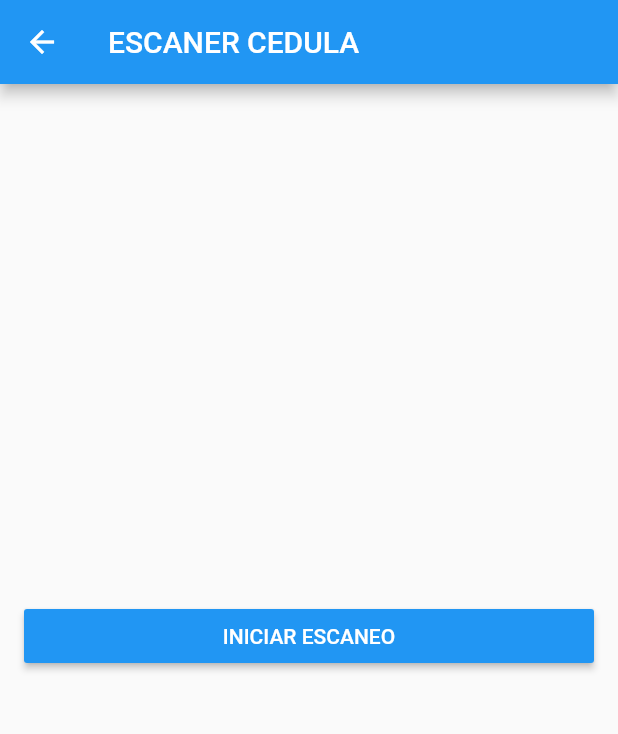
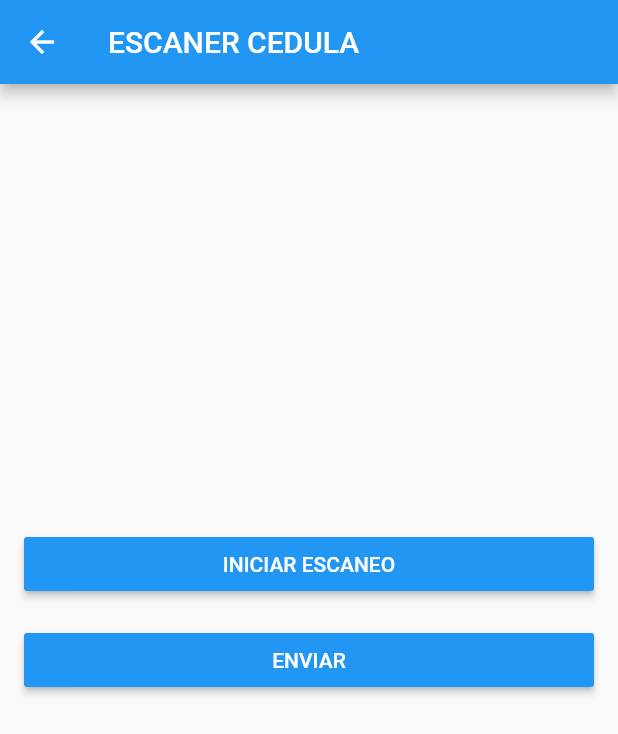
Before and after one commit to daniel7byte/Flutter_Demo_App, a Flutter app: the screen it shows after launch, after a tap on "ESCANEAR CEDULA", on a phone screen of 412 x 824 dp. Shown: the top 734 px of the screen. Run offline on Flutter 3.47's test engine with Material 2 defaults, Android fonts, the phone set to English and light mode, and no system bars; our stand-ins replace flutter_map, latlong, location; missing offline and left inert: barcode_scan; network calls fail.

```diff
--- a/lib/main.dart
+++ b/lib/main.dart
@@ -1,6 +1,7 @@
 import 'package:flutter/material.dart';
 import 'scan.dart';
 import 'signature_pad_native.dart';
+import 'location.dart';
 
 void main() => runApp(MaterialApp(
       home: MyApp(),
@@ -53,7 +54,22 @@ class _MyAppState extends State<MyApp> {
                           MaterialPageRoute(builder: (context) => SignaturePadNative()),
                         );
                       },
-                      child: const Text('FIRMA DIGITAL NATIVA')
+                      child: const Text('FIRMA DIGITAL')
+                  ),
+                ),
+                Padding(
+                  padding: EdgeInsets.symmetric(vertical: 8.0, horizontal: 16.0),
+                  child: RaisedButton(
+                      color: Colors.blue,
+                      textColor: Colors.white,
+                      splashColor: Colors.blueGrey,
+                      onPressed: () {
+                        Navigator.push(
+                          context,
+                          MaterialPageRoute(builder: (context) => PageLocation()),
+                        );
+                      },
+                      child: const Text('GEOLOCALIZACION')
                   ),
                 ),
             ],
--- a/lib/scan.dart
+++ b/lib/scan.dart
@@ -3,6 +3,8 @@ import 'dart:async';
 import 'package:barcode_scan/barcode_scan.dart';
 import 'package:flutter/material.dart';
 import 'package:flutter/services.dart';
+
+import 'package:http/http.dart' as http;
 
 class ScanScreen extends StatefulWidget {
   @override
@@ -10,7 +12,9 @@ class ScanScreen extends StatefulWidget {
 }
 
 class _ScanState extends State<ScanScreen> {
-  String barcode = "";
+
+  var barcode = "";
+  var respuesta = "";
 
   @override
   initState() {
@@ -19,6 +23,7 @@ class _ScanState extends State<ScanScreen> {
 
   @override
   Widget build(BuildContext context) {
+
     return Scaffold(
       appBar: new AppBar(
         title: new Text('ESCANER CEDULA'),
@@ -37,11 +42,26 @@ class _ScanState extends State<ScanScreen> {
                 onPressed: scan,
                 child: const Text('INICIAR ESCANEO')
               ),
-            )
-            ,
+            ),
+            Padding(
+              padding: EdgeInsets.symmetric(horizontal: 16.0, vertical: 8.0),
+              child: RaisedButton(
+                  color: Colors.blue,
+                  textColor: Colors.white,
+                  splashColor: Colors.blueGrey,
+                  onPressed: (){
+                    barcodeSetter(this.barcode);
+                  },
+                  child: const Text('ENVIAR')
+              ),
+            ),
             Padding(
               padding: EdgeInsets.symmetric(horizontal: 16.0, vertical: 8.0),
               child: Text(barcode, textAlign: TextAlign.left,),
+            ),
+            Padding(
+              padding: EdgeInsets.symmetric(horizontal: 16.0, vertical: 8.0),
+              child: Text(respuesta, textAlign: TextAlign.left,),
             ),
           ],
         ),
@@ -51,8 +71,8 @@ class _ScanState extends State<ScanScreen> {
 
   Future scan() async {
     try {
-      String barcode = await BarcodeScanner.scan();
-      setState(() => this.barcode = barcode);
+      String newBarcode = await BarcodeScanner.scan();
+      setState(() => this.barcode = newBarcode);
     } on PlatformException catch (e) {
       if (e.code == BarcodeScanner.CameraAccessDenied) {
         setState(() {
@@ -67,4 +87,18 @@ class _ScanState extends State<ScanScreen> {
       setState(() => this.barcode = 'Unknown error: $e');
     }
   }
+
+  void barcodeSetter(myBarcode) async{
+
+    setState(() => this.respuesta = 'SERVER: Loading...');
+
+    var responseServer = "";
+
+    var url = "https://daniel7byte-testing.herokuapp.com/index.php";
+    await http.post(url, body: {"string": myBarcode}).then((response) {
+      responseServer = "\nResponse status: ${response.statusCode}" + "\nResponse body: ${response.body}";
+    });
+
+    setState(() => this.respuesta = 'SERVER: ${responseServer.toString()}');
+  }
 }
--- a/pubspec.yaml
+++ b/pubspec.yaml
@@ -16,6 +16,9 @@ dependencies:
   flutter:
     sdk: flutter
   barcode_scan: ^0.0.8
+  http: ^0.12.0+1
+  location: ^1.4.1
+  flutter_map: ^0.4.0
 
   # The following adds the Cupertino Icons font to your application.
   # Use with the CupertinoIcons class for iOS style icons.
```
Also changed, not shown: lib/location.dart (added, +82 -0 lines), pubspec.lock, 1 other file.
